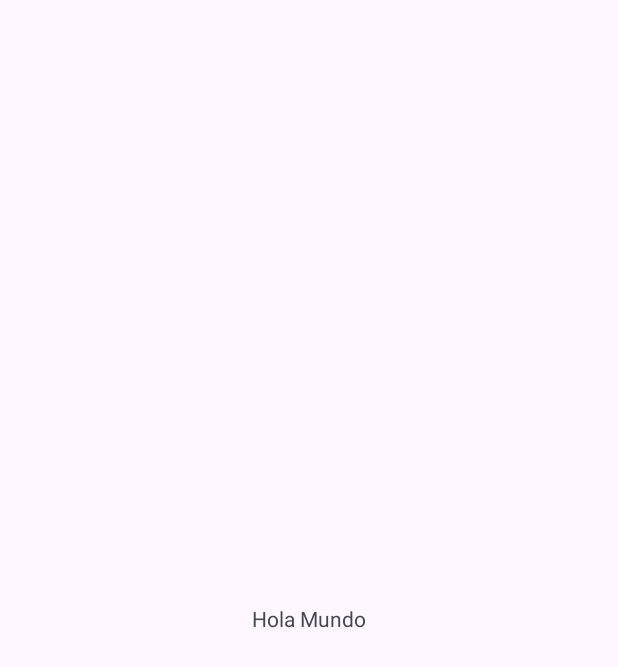
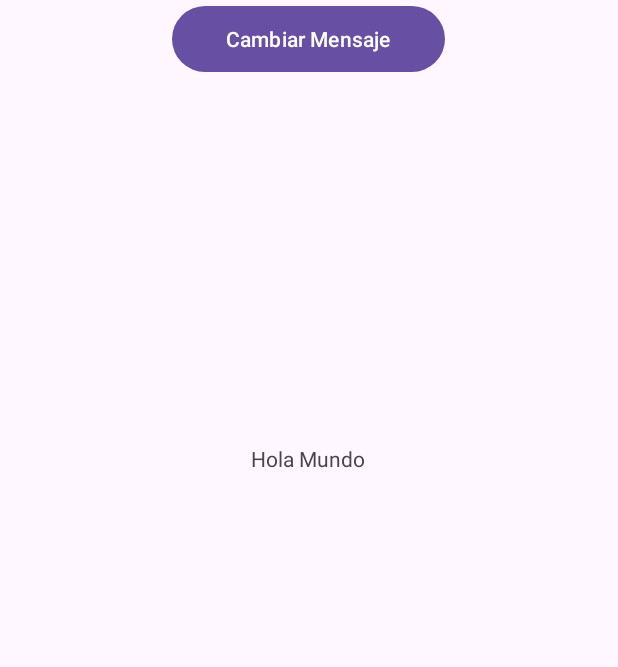
Before and after one commit to Necroo1/26.3.leasson, an Android app: the screen it shows after launch (MainActivity), on a phone screen of 412 x 824 dp. Before the commit the part shown is almost empty. Shown: the top 667 px of the screen. Run offline under Robolectric (Android 15) with nearby library versions, the phone set to English and light mode, and no system bars.

Commit message:
feat: add new buttom and link text view

```diff
--- a/app/src/main/res/layout/activity_main.xml
+++ b/app/src/main/res/layout/activity_main.xml
@@ -7,12 +7,24 @@
     android:layout_height="match_parent"
     tools:context=".MainActivity">
 
+    <Button
+        android:id="@+id/button"
+        android:layout_width="182dp"
+        android:layout_height="52dp"
+        android:text="Cambiar Mensaje"
+        app:layout_constraintEnd_toEndOf="@+id/textView"
+        app:layout_constraintLeft_toLeftOf="@+id/textView"
+        app:layout_constraintStart_toStartOf="@+id/textView"
+        tools:layout_editor_absoluteY="339dp" />
+
     <TextView
+        android:id="@+id/textView"
         android:layout_width="wrap_content"
         android:layout_height="wrap_content"
+        android:layout_marginTop="296dp"
         android:text="Hola Mundo"
-        app:layout_constraintBottom_toBottomOf="parent"
         app:layout_constraintEnd_toEndOf="parent"
+        app:layout_constraintHorizontal_bias="0.498"
         app:layout_constraintStart_toStartOf="parent"
         app:layout_constraintTop_toTopOf="parent" />
 
```
